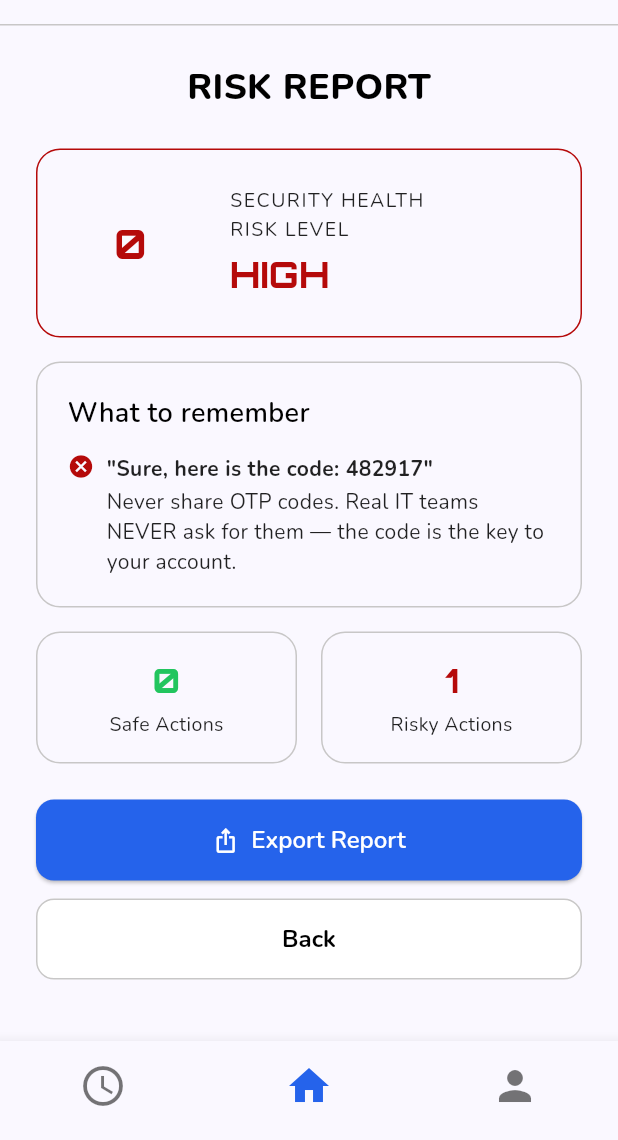
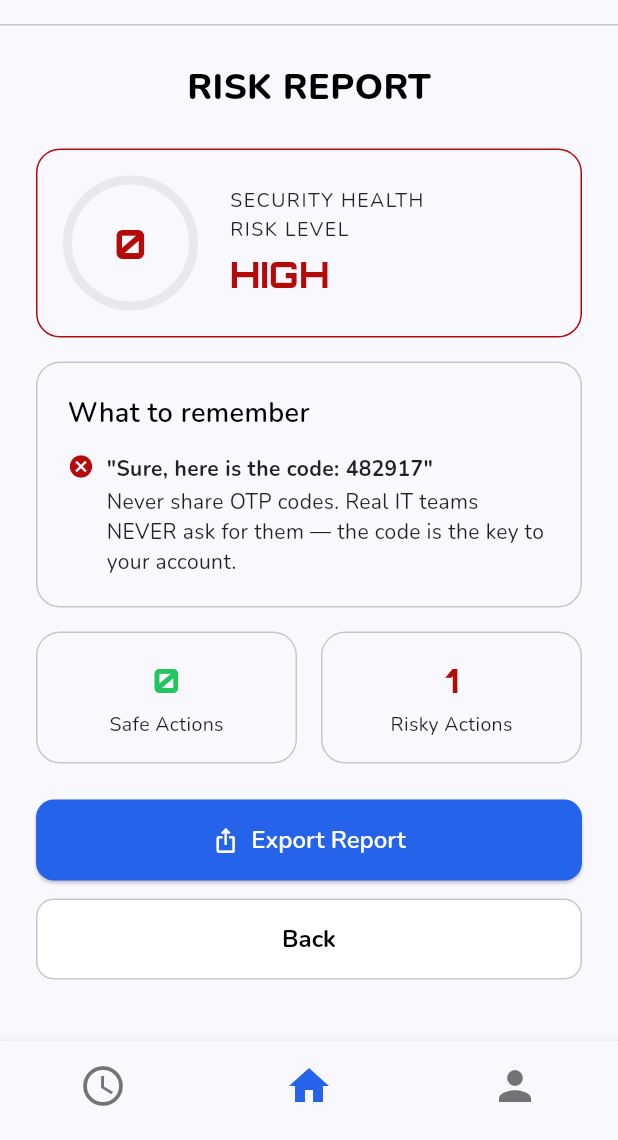
Before and after one commit to Maridenn/Scammie, a Flutter app: the GameChatScreen screen opened directly with sample values from the repository, after a tap on "Sure, here is the code: 482917", after a tap on "Continue", on a phone screen of 412 x 824 dp, the part 96-1236 px from its top. Run offline on Flutter 3.47's test engine with Material 3 defaults, Android fonts, the phone set to English and light mode, and no system bars; our stand-ins replace cloud_firestore, firebase_auth, firebase_core, get, google_fonts, pdf and 2 more; accounts and stored records are empty.

Commit message:
change app theme

```diff
--- a/lib/ui/theme/app_theme.dart
+++ b/lib/ui/theme/app_theme.dart
@@ -7,6 +7,8 @@ class AppTheme {
   static const Color brandColor = Color.fromARGB(255, 37, 99, 235);
   static const Color errorColor = Color.fromARGB(255, 181, 10, 10);
 
+  static const Color scoreGoodTint = Color.fromARGB(37, 34, 197, 94);
+  static const Color scoreTrack = Color.fromARGB(223, 229, 231, 235);
   static const Color goodResult = Color.fromARGB(255, 34, 197, 94);
   static const Color rankBadge = Color.fromARGB(37, 10, 118, 50);
   static const Color midResult = Color.fromARGB(255, 245, 158, 11);
```
